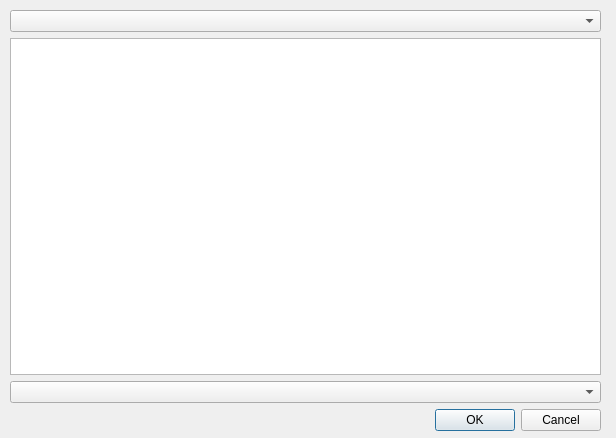
First picture: the form in genericInputbox.ui, repository MAndrecPhD/PBCoreCreator, before the edit.
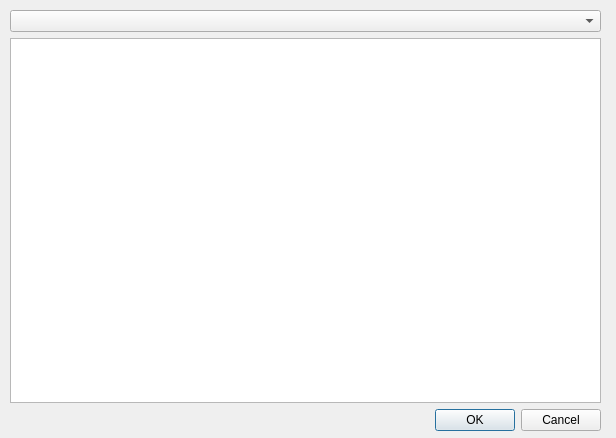
Second picture: the form after the edit.

```diff
--- a/genericInputbox.ui
+++ b/genericInputbox.ui
@@ -29,9 +29,6 @@
     <item>
      <widget class="QPlainTextEdit" name="text"/>
     </item>
-    <item>
-     <widget class="QComboBox" name="preset"/>
-    </item>
     <item>
      <widget class="QDialogButtonBox" name="buttonBox">
       <property name="orientation">
```
